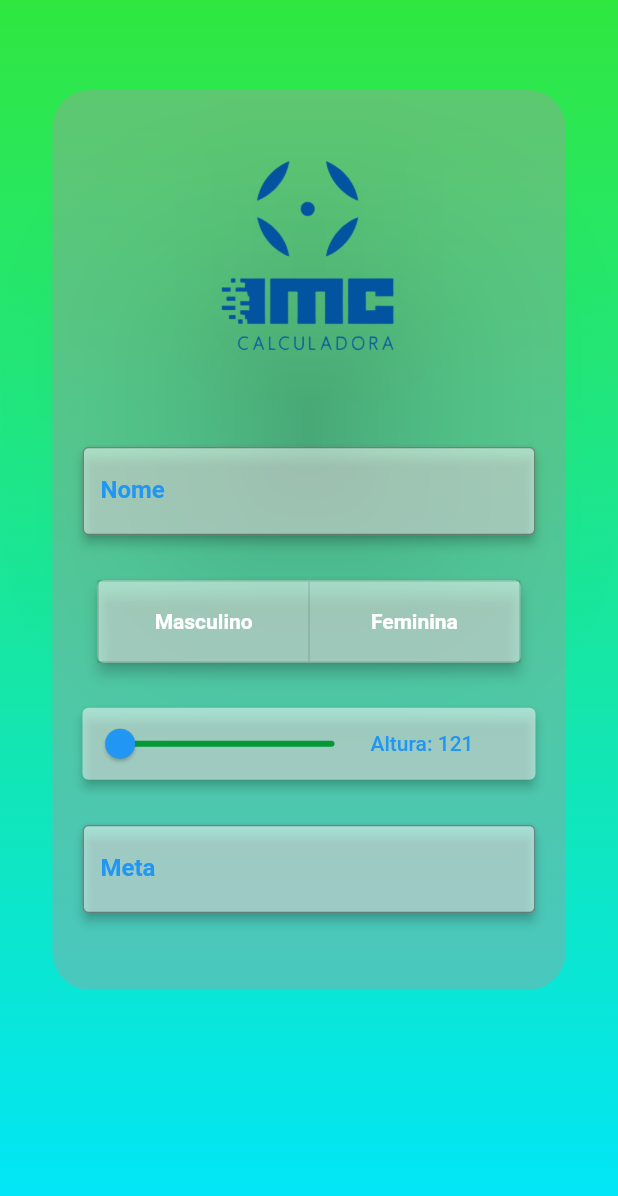
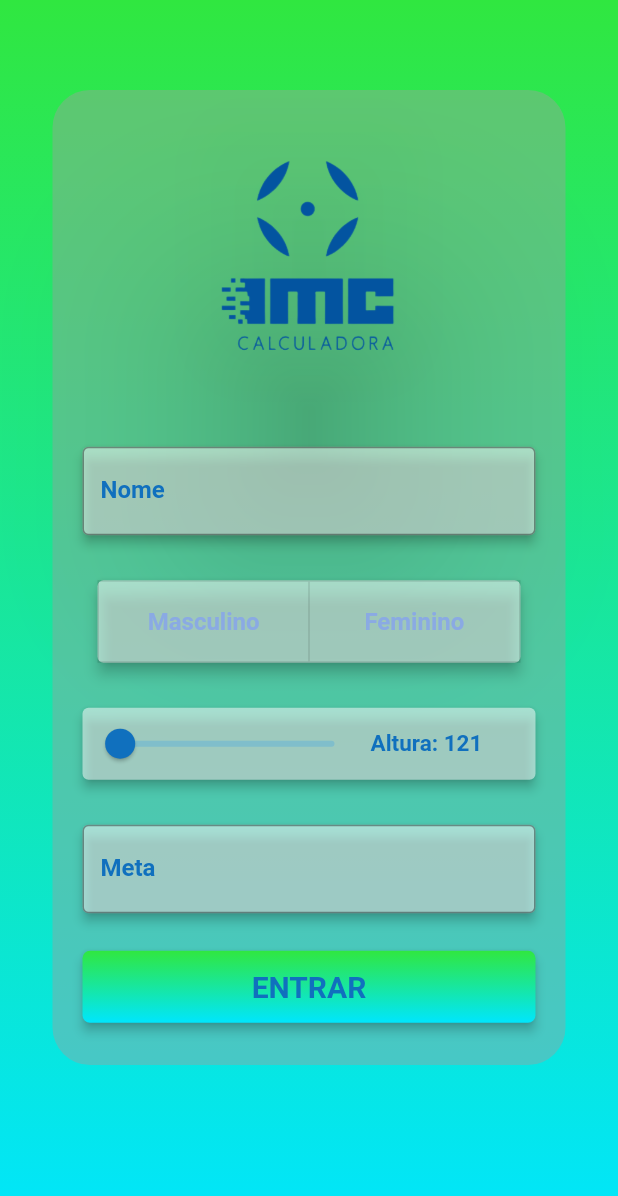
Before and after one commit to absjuniordev/calculadora_imc, a Flutter app: the screen it shows after launch, on a phone screen of 412 x 824 dp. Shown: the top 1196 px of the screen. Run offline on Flutter 3.47's test engine with Material 2 defaults, Android fonts, the phone set to English and light mode, and no system bars; our stand-ins replace animated_text_kit, sqflite; accounts and stored records are empty.

Commit message:
Criação do botão e ajustes

```diff
--- a/lib/pages/dados_cadastrai.dart
+++ b/lib/pages/dados_cadastrai.dart
@@ -59,7 +59,7 @@ class _DadosCadastraisState extends State<DadosCadastrais> {
               color: const Color.fromARGB(108, 158, 158, 158),
             ),
             margin: const EdgeInsets.symmetric(vertical: 60, horizontal: 35),
-            height: 600,
+            height: 650,
             child: SingleChildScrollView(
               child: Column(
                 crossAxisAlignment: CrossAxisAlignment.center,
@@ -85,7 +85,7 @@ class _DadosCadastraisState extends State<DadosCadastrais> {
                         border: OutlineInputBorder(),
                         labelStyle: TextStyle(
                           fontWeight: FontWeight.w600,
-                          color: Colors.blue,
+                          color: Color.fromARGB(255, 16, 112, 190),
                         ),
                         labelText: "Nome",
                       ),
@@ -107,10 +107,10 @@ class _DadosCadastraisState extends State<DadosCadastrais> {
                       },
                       isSelected: _sexo,
                       selectedBorderColor:
-                          const Color.fromARGB(255, 7, 113, 212),
-                      selectedColor: const Color.fromARGB(255, 7, 113, 212),
+                          const Color.fromARGB(255, 16, 112, 190),
+                      selectedColor: const Color.fromARGB(255, 16, 112, 190),
                       fillColor: Colors.green[200],
-                      color: Colors.white,
+                      color: const Color.fromARGB(255, 138, 170, 227),
                       constraints: const BoxConstraints(
                         minHeight: 53.0,
                         minWidth: 139.5,
@@ -119,12 +119,14 @@ class _DadosCadastraisState extends State<DadosCadastrais> {
                         Text(
                           'Masculino',
                           style: TextStyle(
+                            fontSize: 16,
                             fontWeight: FontWeight.w600,
                           ),
                         ),
                         Text(
-                          'Feminina',
+                          'Feminino',
                           style: TextStyle(
+                            fontSize: 16,
                             fontWeight: FontWeight.w600,
                           ),
                         ),
@@ -139,8 +141,7 @@ class _DadosCadastraisState extends State<DadosCadastrais> {
                     child: Row(
                       children: [
                         Slider(
-                          activeColor: Colors.blue,
-                          inactiveColor: const Color.fromARGB(255, 4, 153, 54),
+                          activeColor: const Color.fromARGB(255, 16, 112, 190),
                           value: _alturaEscolhida,
                           min: 120,
                           max: 250,
@@ -153,8 +154,9 @@ class _DadosCadastraisState extends State<DadosCadastrais> {
                         Text(
                           "Altura: ${_alturaEscolhida.toStringAsFixed(0)}",
                           style: const TextStyle(
-                            fontWeight: FontWeight.w500,
-                            color: Colors.blue,
+                            fontSize: 15,
+                            fontWeight: FontWeight.w700,
+                            color: Color.fromARGB(255, 16, 112, 190),
                           ),
                         ),
                       ],
@@ -171,9 +173,39 @@ class _DadosCadastraisState extends State<DadosCadastrais> {
                         border: OutlineInputBorder(),
                         labelStyle: TextStyle(
                           fontWeight: FontWeight.w600,
-                          color: Colors.blue,
+                          color: Color.fromARGB(255, 16, 112, 190),
                         ),
                         labelText: "Meta",
+                      ),
+                    ),
+                  ),
+                  const SizedBox(height: 25),
+                  Card(
+                    margin: const EdgeInsets.symmetric(horizontal: 20),
+                    elevation: 3,
+                    color: Colors.transparent,
+                    child: Container(
+                      decoration: BoxDecoration(
+                        borderRadius: BorderRadius.circular(5),
+                        gradient: LinearGradient(
+                          begin: Alignment.topCenter,
+                          end: Alignment.bottomCenter,
+                          colors: [
+                            CustomColors().getGradientMainColor(),
+                            CustomColors().getGradientSecondaryColor(),
+                          ],
+                        ),
+                      ),
+                      width: 750,
+                      child: TextButton(
+                        onPressed: () {},
+                        child: const Text(
+                          "ENTRAR",
+                          style: TextStyle(
+                              color: Color.fromARGB(255, 16, 112, 190),
+                              fontSize: 20,
+                              fontWeight: FontWeight.w700),
+                        ),
                       ),
                     ),
                   ),
```
